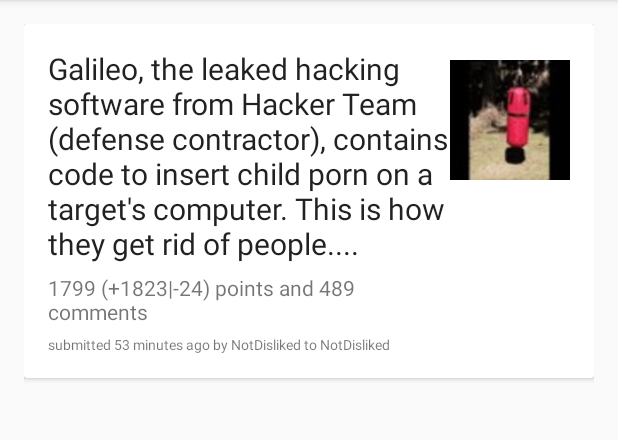
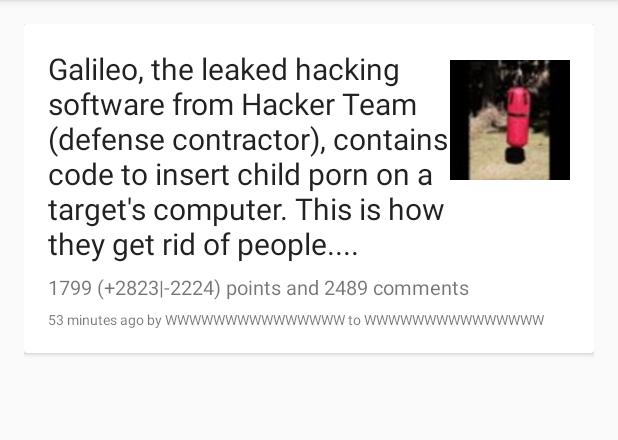
Before and after one commit to notdisliked/Capra, an Android app: the screen it shows after launch (MainActivity), on a phone screen of 412 x 824 dp, the part 84-524 px from its top. Run offline under Robolectric (Android 15) with nearby library versions, the phone set to English and light mode, and no system bars.

Commit message:
Let info stretch under the thumbnail if necessary

```diff
--- a/app/src/main/res/layout/picture_post.xml
+++ b/app/src/main/res/layout/picture_post.xml
@@ -13,19 +13,20 @@
             android:layout_height="match_parent">
 
             <LinearLayout
-                android:orientation="horizontal"
+                android:orientation="vertical"
                 android:layout_width="match_parent"
                 android:layout_height="wrap_content"
                 android:padding="8dp">
 
                 <LinearLayout
-                    android:orientation="vertical"
-                    android:layout_width="0dp"
+                    android:orientation="horizontal"
+                    android:layout_width="match_parent"
                     android:layout_weight="1"
                     android:layout_height="wrap_content">
 
                     <TextView
-                        android:layout_width="wrap_content"
+                        android:layout_width="0dp"
+                        android:layout_weight="1"
                         android:layout_height="wrap_content"
                         android:text="Galileo, the leaked hacking software from Hacker Team (defense contractor), contains code to insert child porn on a target's computer. This is how they get rid of people...."
                         android:elegantTextHeight="false"
@@ -33,12 +34,20 @@
                         android:textIsSelectable="true"
                         android:textColor="@color/text_primary"
                         android:paddingTop="0dp" />
+                    <ImageView
+                        android:layout_width="80dp"
+                        android:layout_height="80dp"
+                        android:id="@+id/imageView"
+                        android:src="@drawable/uwotm8"
+                        android:layout_marginTop="8dp"/>
+
+                </LinearLayout>
 
                 <TextView
                     android:layout_width="wrap_content"
                     android:layout_height="wrap_content"
-                        android:textSize="14sp"
-                        android:text="1799 (+1823|-24) points and 489 comments"
+                    android:textSize="13sp"
+                    android:text="1799 (+2823|-2224) points and 2489 comments"
                     android:textColor="@color/text_secondary"
                     android:paddingTop="6dp"/>
                 <TextView
@@ -46,16 +55,8 @@
                     android:layout_height="wrap_content"
                     android:layout_marginTop="6dp"
                     android:textSize="9sp"
-                        android:text="submitted 53 minutes ago by NotDisliked to NotDisliked"
+                    android:text="53 minutes ago by WWWWWWWWWWWWWWW to WWWWWWWWWWWWWWW"
                     android:textColor="@color/text_secondary" />
-                </LinearLayout>
-
-                <ImageView
-                    android:layout_width="80dp"
-                    android:layout_height="80dp"
-                    android:id="@+id/imageView"
-                    android:src="@drawable/uwotm8"
-                    android:layout_marginTop="8dp"/>
             </LinearLayout>
         </LinearLayout>
     </android.support.v7.widget.CardView>
```
Lines whose indentation alone changed are shown as unchanged.
